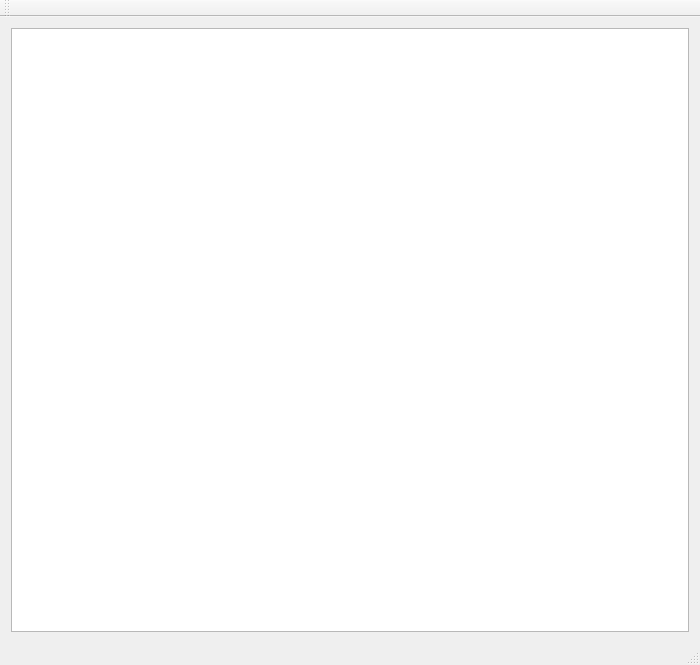
Old version of the form mainwindow.ui in the repository sinisterly/draughts.
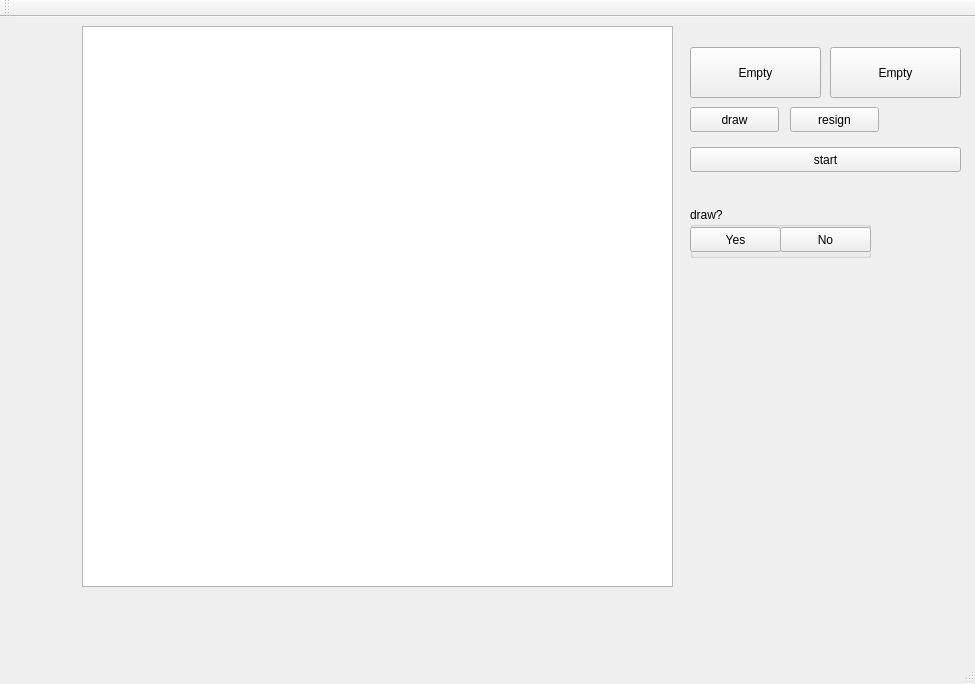
New version of the form.

```diff
--- a/mainwindow.ui
+++ b/mainwindow.ui
@@ -6,19 +6,143 @@
    <rect>
     <x>0</x>
     <y>0</y>
-    <width>700</width>
-    <height>665</height>
+    <width>975</width>
+    <height>684</height>
    </rect>
   </property>
   <property name="windowTitle">
    <string>MainWindow</string>
   </property>
   <widget class="QWidget" name="centralWidget">
-   <layout class="QHBoxLayout" name="horizontalLayout">
-    <item>
-     <widget class="QGraphicsView" name="graphicsView"/>
-    </item>
-   </layout>
+   <widget class="QGraphicsView" name="graphicsView">
+    <property name="enabled">
+     <bool>true</bool>
+    </property>
+    <property name="geometry">
+     <rect>
+      <x>82</x>
+      <y>9</y>
+      <width>591</width>
+      <height>561</height>
+     </rect>
+    </property>
+   </widget>
+   <widget class="QPushButton" name="place1Button">
+    <property name="geometry">
+     <rect>
+      <x>690</x>
+      <y>30</y>
+      <width>131</width>
+      <height>51</height>
+     </rect>
+    </property>
+    <property name="text">
+     <string>Empty</string>
+    </property>
+   </widget>
+   <widget class="QPushButton" name="place2Button">
+    <property name="geometry">
+     <rect>
+      <x>830</x>
+      <y>30</y>
+      <width>131</width>
+      <height>51</height>
+     </rect>
+    </property>
+    <property name="text">
+     <string>Empty</string>
+    </property>
+   </widget>
+   <widget class="QPushButton" name="startButton">
+    <property name="enabled">
+     <bool>true</bool>
+    </property>
+    <property name="geometry">
+     <rect>
+      <x>690</x>
+      <y>130</y>
+      <width>271</width>
+      <height>25</height>
+     </rect>
+    </property>
+    <property name="text">
+     <string>start</string>
+    </property>
+   </widget>
+   <widget class="QPushButton" name="drawButton">
+    <property name="enabled">
+     <bool>true</bool>
+    </property>
+    <property name="geometry">
+     <rect>
+      <x>690</x>
+      <y>90</y>
+      <width>89</width>
+      <height>25</height>
+     </rect>
+    </property>
+    <property name="text">
+     <string>draw</string>
+    </property>
+   </widget>
+   <widget class="QPushButton" name="resignButton">
+    <property name="enabled">
+     <bool>true</bool>
+    </property>
+    <property name="geometry">
+     <rect>
+      <x>790</x>
+      <y>90</y>
+      <width>89</width>
+      <height>25</height>
+     </rect>
+    </property>
+    <property name="text">
+     <string>resign</string>
+    </property>
+   </widget>
+   <widget class="QGroupBox" name="drawOffer">
+    <property name="enabled">
+     <bool>true</bool>
+    </property>
+    <property name="geometry">
+     <rect>
+      <x>690</x>
+      <y>190</y>
+      <width>181</width>
+      <height>51</height>
+     </rect>
+    </property>
+    <property name="title">
+     <string>draw?</string>
+    </property>
+    <widget class="QPushButton" name="drawYes">
+     <property name="geometry">
+      <rect>
+       <x>0</x>
+       <y>20</y>
+       <width>91</width>
+       <height>25</height>
+      </rect>
+     </property>
+     <property name="text">
+      <string>Yes</string>
+     </property>
+    </widget>
+    <widget class="QPushButton" name="drawNo">
+     <property name="geometry">
+      <rect>
+       <x>90</x>
+       <y>20</y>
+       <width>91</width>
+       <height>25</height>
+      </rect>
+     </property>
+     <property name="text">
+      <string>No</string>
+     </property>
+    </widget>
+   </widget>
   </widget>
   <widget class="QToolBar" name="mainToolBar">
    <attribute name="toolBarArea">
@@ -28,7 +152,6 @@
     <bool>false</bool>
    </attribute>
   </widget>
-  <widget class="QStatusBar" name="statusBar"/>
   <widget class="QMenuBar" name="menuBar">
    <property name="geometry">
     <rect>
@@ -39,6 +162,7 @@
     </rect>
    </property>
   </widget>
+  <widget class="QStatusBar" name="statusBar"/>
  </widget>
  <layoutdefault spacing="6" margin="11"/>
  <resources/>
```
Left out of the diff: 2 changed lines with no effect on the pictures.
